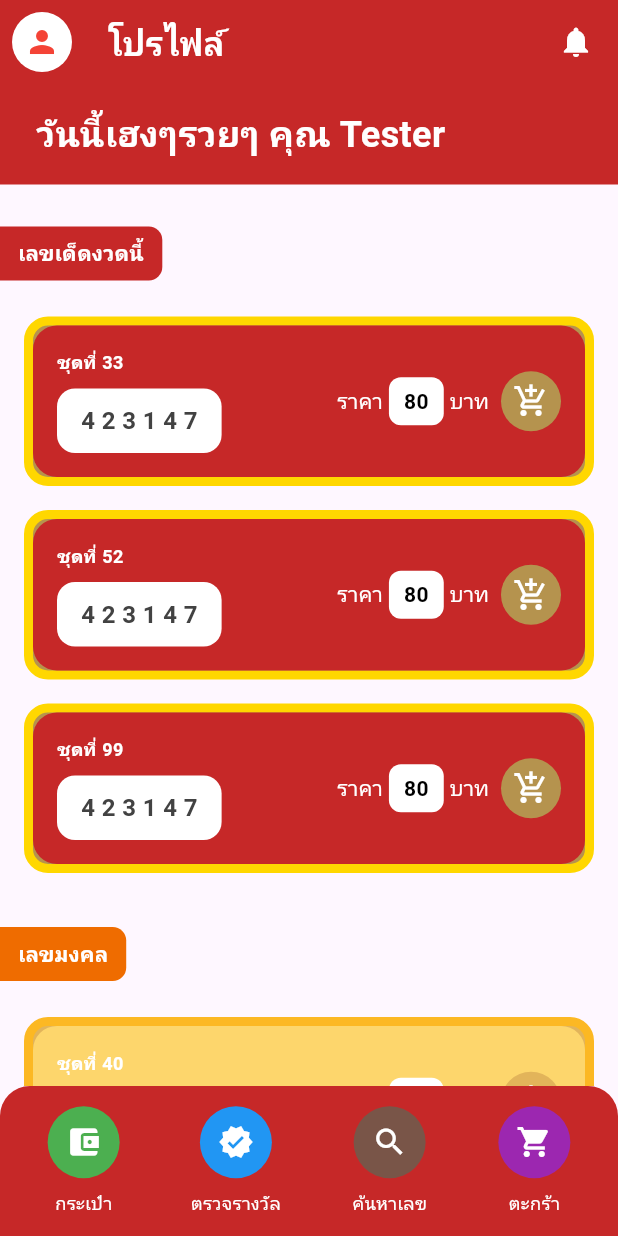
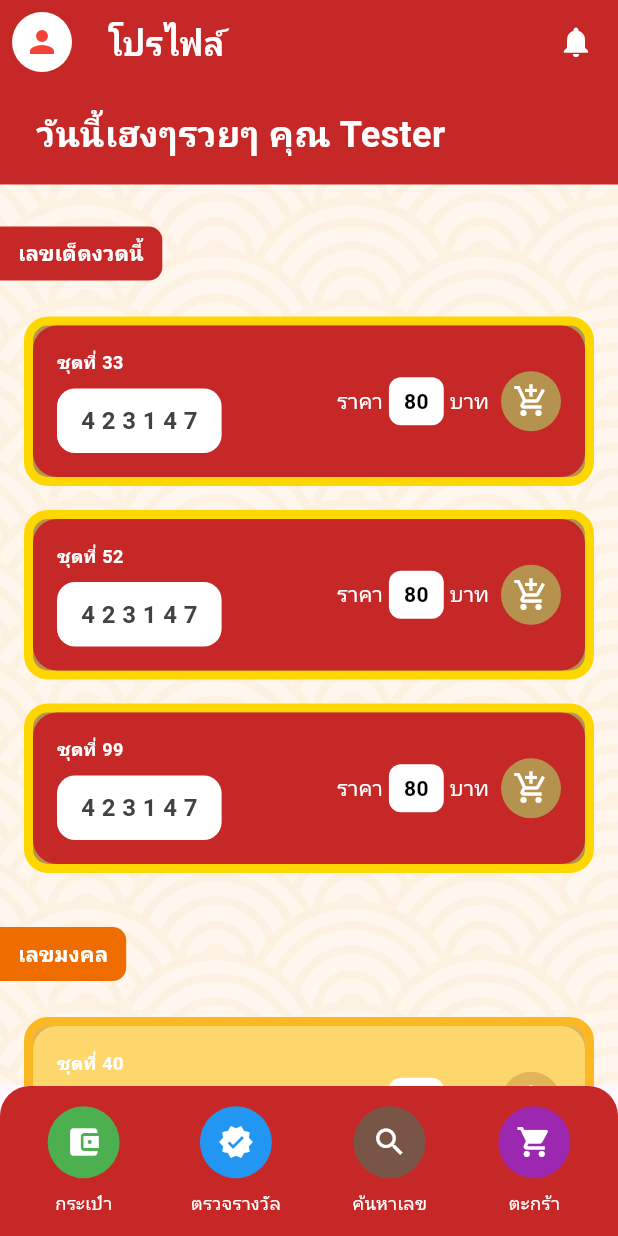
Before and after one commit to Chonrattiz/MobileLottoly, a Flutter app: the HomeScreen screen opened directly, on a phone screen of 412 x 824 dp. Run offline on Flutter 3.47's test engine with Material 3 defaults, Android fonts, the phone set to English and light mode, and no system bars; our stand-ins replace google_fonts.

Commit message:
home.dart

```diff
--- a/lib/pages/home.dart
+++ b/lib/pages/home.dart
@@ -7,7 +7,14 @@ class HomeScreen extends StatelessWidget {
   Widget build(BuildContext context) {
     return Scaffold(
       appBar: _buildAppBar(),
-      body: SingleChildScrollView(
+      body: Container(
+        decoration: BoxDecoration(
+          image: DecorationImage(
+            image: AssetImage('assets/image/bg4.png'), // ใส่ path รูปของคุณ
+            fit: BoxFit.cover,
+          ),
+        ),
+        child: SingleChildScrollView(
           child: Column(
             crossAxisAlignment: CrossAxisAlignment.stretch,
             children: [
@@ -51,6 +58,7 @@ class HomeScreen extends StatelessWidget {
               ]),
               const SizedBox(height: 50),
             ],
+          ),
         ),
       ),
       bottomNavigationBar: _buildBottomNavigationBar(),
```
Lines whose indentation alone changed are shown as unchanged.
